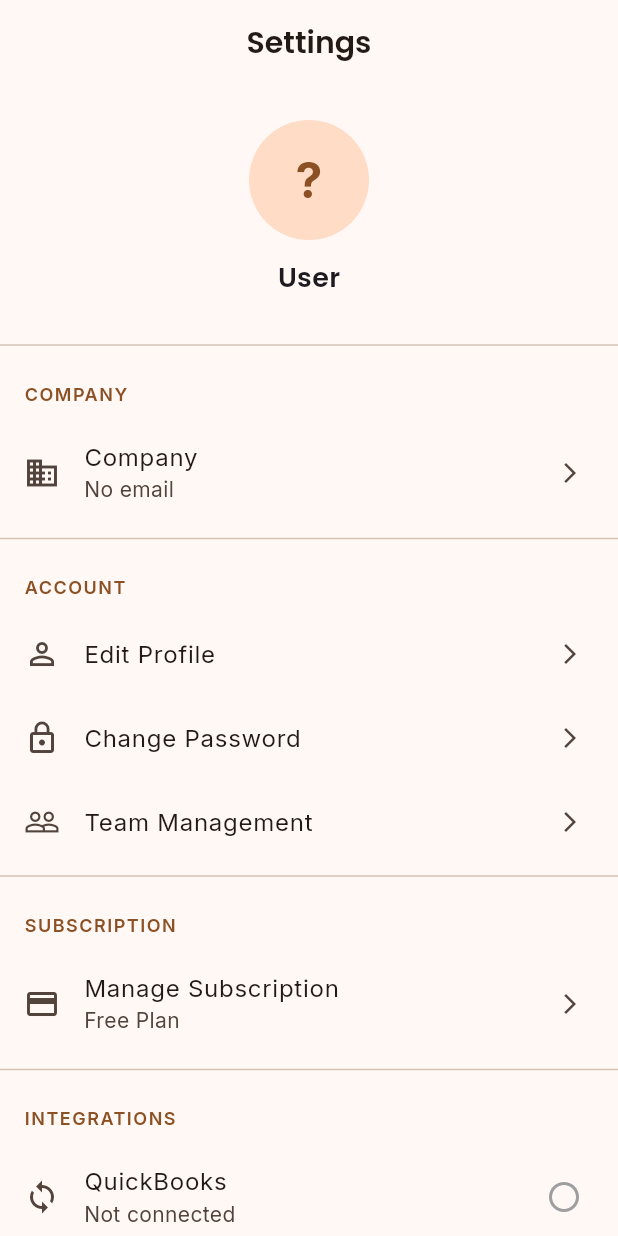
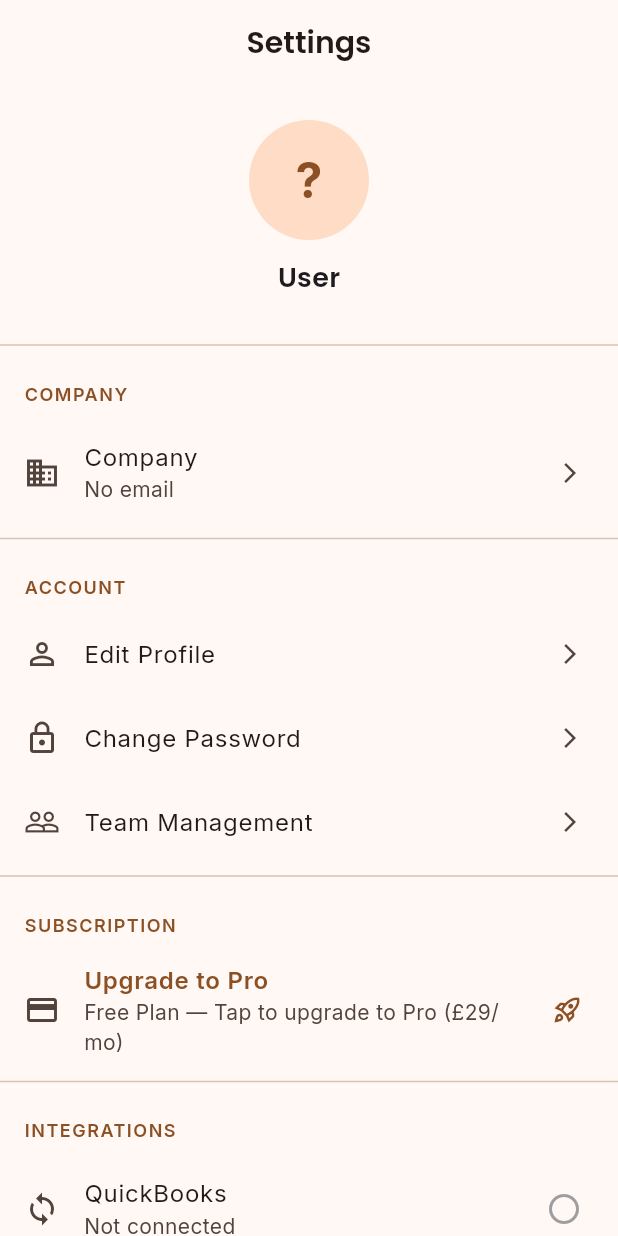
Before and after one commit to noahung/quote-on-the-go-app, a Flutter app: the SettingsScreen screen opened by its route, on a phone screen of 412 x 824 dp. Run offline on Flutter 3.47's test engine with Material 3 defaults, Android fonts, the phone set to English and light mode, and no system bars; our stand-ins replace cloud_firestore, firebase_auth, firebase_core, firebase_messaging, firebase_storage, flutter_riverpod and 5 more; accounts and stored records are empty; generated files the repository leaves out were written again.

Commit message:
feat: functional subscription management via Stripe API

```diff
--- a/lib/screens/settings/settings_screen.dart
+++ b/lib/screens/settings/settings_screen.dart
@@ -1,12 +1,95 @@
+import 'dart:convert';
 import 'package:firebase_auth/firebase_auth.dart';
 import 'package:flutter/material.dart';
 import 'package:flutter_riverpod/flutter_riverpod.dart';
 import 'package:go_router/go_router.dart';
 import 'package:google_fonts/google_fonts.dart';
+import 'package:http/http.dart' as http;
+import 'package:url_launcher/url_launcher.dart';
 import '../../providers/providers.dart';
 
-class SettingsScreen extends ConsumerWidget {
+const String _webAppBaseUrl = 'https://app.quoteonthego.co.uk';
+
+class SettingsScreen extends ConsumerStatefulWidget {
   const SettingsScreen({super.key});
+
+  @override
+  ConsumerState<SettingsScreen> createState() => _SettingsScreenState();
+}
+
+class _SettingsScreenState extends ConsumerState<SettingsScreen> {
+  bool _isSubscriptionLoading = false;
+
+  Future<void> _manageSubscription(BuildContext context) async {
+    final company = ref.read(companyProvider);
+    final user = FirebaseAuth.instance.currentUser;
+    if (company == null || user == null) return;
+
+    setState(() => _isSubscriptionLoading = true);
+
+    try {
+      final bool isPremium = company.tier == 'premium' &&
+          (company.subscriptionStatus == 'active' ||
+              company.subscriptionStatus == 'referral_trial');
+
+      String? redirectUrl;
+
+      if (isPremium) {
+        // Open Stripe Customer Portal
+        if (company.stripeCustomerId == null) {
+          throw Exception(
+              'Stripe customer ID not found. Please contact support.');
+        }
+        final response = await http.post(
+          Uri.parse(
+              '$_webAppBaseUrl/api/stripe/create-customer-portal-session'),
+          headers: {'Content-Type': 'application/json'},
+          body: jsonEncode({'stripeCustomerId': company.stripeCustomerId}),
+        );
+        final data = jsonDecode(response.body) as Map<String, dynamic>;
+        if (response.statusCode != 200) {
+          throw Exception(data['error'] ?? 'Failed to open customer portal.');
+        }
+        redirectUrl = data['url'] as String?;
+      } else {
+        // Open Stripe Checkout (upgrade)
+        final response = await http.post(
+          Uri.parse('$_webAppBaseUrl/api/stripe/create-checkout-session'),
+          headers: {'Content-Type': 'application/json'},
+          body: jsonEncode({
+            'companyId': company.id,
+            'userEmail': user.email,
+          }),
+        );
+        final data = jsonDecode(response.body) as Map<String, dynamic>;
+        if (response.statusCode != 200) {
+          throw Exception(
+              data['error'] ?? 'Failed to create checkout session.');
+        }
+        redirectUrl = data['url'] as String?;
+      }
+
+      if (redirectUrl != null) {
+        final uri = Uri.parse(redirectUrl);
+        if (!await launchUrl(uri, mode: LaunchMode.externalApplication)) {
+          throw Exception('Could not open browser.');
+        }
+      } else {
+        throw Exception('No redirect URL returned from server.');
+      }
+    } catch (e) {
+      if (context.mounted) {
+        ScaffoldMessenger.of(context).showSnackBar(
+          SnackBar(
+            content: Text('Error: $e'),
+            backgroundColor: Theme.of(context).colorScheme.error,
+          ),
+        );
+      }
+    } finally {
+      if (mounted) setState(() => _isSubscriptionLoading = false);
+    }
+  }
 
   Future<void> _showChangePasswordDialog(BuildContext context) async {
     final user = FirebaseAuth.instance.currentUser;
@@ -95,7 +178,7 @@ class SettingsScreen extends ConsumerWidget {
   }
 
   @override
-  Widget build(BuildContext context, WidgetRef ref) {
+  Widget build(BuildContext context) {
     final colorScheme = Theme.of(context).colorScheme;
     final userProfile = ref.watch(userProfileProvider);
     final company = ref.watch(companyProvider);
@@ -222,28 +305,12 @@ class SettingsScreen extends ConsumerWidget {
 
           // Subscription Section
           const _SectionHeader(title: 'Subscription'),
-          ListTile(
-            leading: const Icon(Icons.credit_card),
-            title: const Text('Manage Subscription'),
-            subtitle: Text(
-              company?.tier == 'premium' ? 'Pro Plan — Active' : 'Free Plan',
-            ),
-            trailing: const Icon(Icons.arrow_forward_ios, size: 16),
-            onTap: () async {
-              if (company?.tier == 'premium') {
-                ScaffoldMessenger.of(context).showSnackBar(
-                  const SnackBar(
-                      content: Text(
-                          'Subscription management is available on the web app.')),
-                );
-              } else {
-                ScaffoldMessenger.of(context).showSnackBar(
-                  const SnackBar(
-                      content: Text(
-                          'Upgrade to Pro from the web app to unlock all features.')),
-                );
-              }
-            },
+          _SubscriptionTile(
+            tier: company?.tier ?? 'free',
+            subscriptionStatus: company?.subscriptionStatus,
+            trialEndsAt: company?.trialEndsAt,
+            isLoading: _isSubscriptionLoading,
+            onTap: () => _manageSubscription(context),
           ),
 
           const Divider(),
@@ -379,12 +446,81 @@ class SettingsScreen extends ConsumerWidget {
                 final authService = ref.read(authServiceProvider);
                 await authService.signOut();
               }
+              // ignore: use_build_context_synchronously
             },
           ),
 
           const SizedBox(height: 32),
         ],
       ),
+    );
+  }
+}
+
+class _SubscriptionTile extends StatelessWidget {
+  final String tier;
+  final String? subscriptionStatus;
+  final DateTime? trialEndsAt;
+  final bool isLoading;
+  final VoidCallback onTap;
+
+  const _SubscriptionTile({
+    required this.tier,
+    required this.isLoading,
+    required this.onTap,
+    this.subscriptionStatus,
+    this.trialEndsAt,
+  });
+
+  @override
+  Widget build(BuildContext context) {
+    final colorScheme = Theme.of(context).colorScheme;
+    final isPremium = tier == 'premium';
+    final isActive = isPremium &&
+        (subscriptionStatus == 'active' ||
+            subscriptionStatus == 'referral_trial');
+    final isReferralTrial = subscriptionStatus == 'referral_trial';
+
+    String subtitle;
+    if (isReferralTrial && trialEndsAt != null) {
+      final end =
+          '${trialEndsAt!.day}/${trialEndsAt!.month}/${trialEndsAt!.year}';
+      subtitle = 'Pro Trial — ends $end';
+    } else if (isActive) {
+      subtitle = 'Pro Plan — Active';
+    } else if (isPremium) {
+      subtitle = 'Pro Plan (${subscriptionStatus ?? 'inactive'})';
+    } else {
+      subtitle = 'Free Plan — Tap to upgrade to Pro (£29/mo)';
+    }
+
+    return ListTile(
+      leading: Icon(
+        Icons.credit_card,
+        color: isActive ? colorScheme.primary : null,
+      ),
+      title: Text(
+        isActive ? 'Manage Subscription' : 'Upgrade to Pro',
+        style: TextStyle(
+          fontWeight: FontWeight.w600,
+          color: isActive ? null : colorScheme.primary,
+        ),
+      ),
+      subtitle: Text(subtitle),
+      trailing: isLoading
+          ? const SizedBox(
+              width: 20,
+              height: 20,
+              child: CircularProgressIndicator(strokeWidth: 2),
+            )
+          : Icon(
+              isActive
+                  ? Icons.manage_accounts_outlined
+                  : Icons.rocket_launch_outlined,
+              color: isActive ? null : colorScheme.primary,
+              size: 20,
+            ),
+      onTap: isLoading ? null : onTap,
     );
   }
 }
--- a/pubspec.yaml
+++ b/pubspec.yaml
@@ -44,6 +44,7 @@ dependencies:
   path_provider: ^2.1.5
   share_plus: ^10.1.4
   url_launcher: ^6.3.1
+  http: ^1.2.2
   image_picker: ^1.1.2
   cached_network_image: ^3.4.1
   connectivity_plus: ^6.1.3
```
Also changed, not shown: pubspec.lock.
